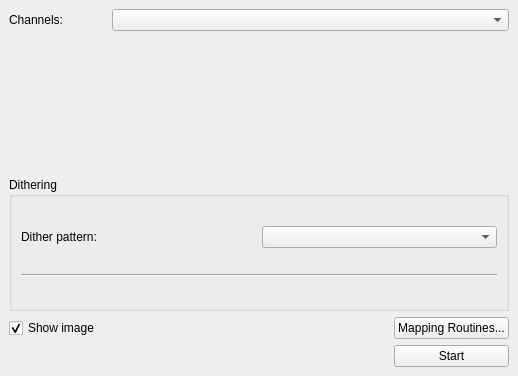
Before: the Qt Designer form ui_resources/imaging.ui in Tyronitar/rfsoc-interface, drawn with Qt 5.
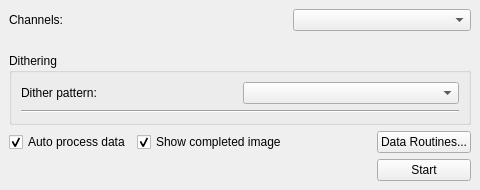
After: the same form once the commit is applied. Custom widgets are drawn as their Qt base class.

Commit message: Add PipelineDialog to Data Tab and Revise Imaging Tab

Patch:
```diff
--- a/ui_resources/imaging.ui
+++ b/ui_resources/imaging.ui
@@ -6,8 +6,8 @@
    <rect>
     <x>0</x>
     <y>0</y>
-    <width>518</width>
-    <height>376</height>
+    <width>480</width>
+    <height>190</height>
    </rect>
   </property>
   <property name="windowTitle">
@@ -26,31 +26,7 @@
    <property name="bottomMargin">
     <number>9</number>
    </property>
-   <item row="7" column="3">
-    <widget class="QPushButton" name="start_pushButton">
-     <property name="text">
-      <string>Start</string>
-     </property>
-    </widget>
-   </item>
-   <item row="5" column="3">
-    <widget class="QPushButton" name="mapping_pushButton">
-     <property name="text">
-      <string>Mapping Routines...</string>
-     </property>
-    </widget>
-   </item>
-   <item row="5" column="0">
-    <widget class="QCheckBox" name="show_checkBox">
-     <property name="text">
-      <string>Show image</string>
-     </property>
-     <property name="checked">
-      <bool>true</bool>
-     </property>
-    </widget>
-   </item>
-   <item row="5" column="2">
+   <item row="6" column="2">
     <spacer name="horizontalSpacer">
      <property name="orientation">
       <enum>Qt::Orientation::Horizontal</enum>
@@ -63,6 +39,40 @@
      </property>
     </spacer>
    </item>
+   <item row="1" column="0" colspan="4">
+    <widget class="SaveLocationWidget" name="save_location_widget" native="true">
+     <property name="sizePolicy">
+      <sizepolicy hsizetype="MinimumExpanding" vsizetype="Preferred">
+       <horstretch>0</horstretch>
+       <verstretch>0</verstretch>
+      </sizepolicy>
+     </property>
+    </widget>
+   </item>
+   <item row="6" column="3">
+    <widget class="QPushButton" name="routines_pushButton">
+     <property name="text">
+      <string>Data Routines...</string>
+     </property>
+    </widget>
+   </item>
+   <item row="8" column="3">
+    <widget class="QPushButton" name="start_pushButton">
+     <property name="text">
+      <string>Start</string>
+     </property>
+    </widget>
+   </item>
+   <item row="0" column="2" colspan="2">
+    <widget class="CheckableComboBox" name="channel_comboBox"/>
+   </item>
+   <item row="0" column="0">
+    <widget class="QLabel" name="channels_label">
+     <property name="text">
+      <string>Channels:</string>
+     </property>
+    </widget>
+   </item>
    <item row="2" column="0" colspan="4">
     <widget class="QGroupBox" name="dither_groupBox">
      <property name="sizePolicy">
@@ -95,26 +105,26 @@
      </layout>
     </widget>
    </item>
-   <item row="1" column="0" colspan="4">
-    <widget class="SaveLocationWidget" name="save_location_widget" native="true">
-     <property name="sizePolicy">
-      <sizepolicy hsizetype="MinimumExpanding" vsizetype="Preferred">
-       <horstretch>0</horstretch>
-       <verstretch>0</verstretch>
-      </sizepolicy>
+   <item row="6" column="1">
+    <widget class="QCheckBox" name="show_checkBox">
+     <property name="text">
+      <string>Show completed image</string>
      </property>
+     <property name="checked">
+      <bool>true</bool>
+     </property>
     </widget>
    </item>
-   <item row="0" column="0">
-    <widget class="QLabel" name="channels_label">
+   <item row="6" column="0">
+    <widget class="QCheckBox" name="auto_process_checkBox">
      <property name="text">
-      <string>Channels:</string>
+      <string>Auto process data</string>
      </property>
+     <property name="checked">
+      <bool>true</bool>
+     </property>
     </widget>
    </item>
-   <item row="0" column="2" colspan="2">
-    <widget class="CheckableComboBox" name="channel_comboBox"/>
-   </item>
   </layout>
  </widget>
  <customwidgets>
```
The commit also changes 7 other files.
